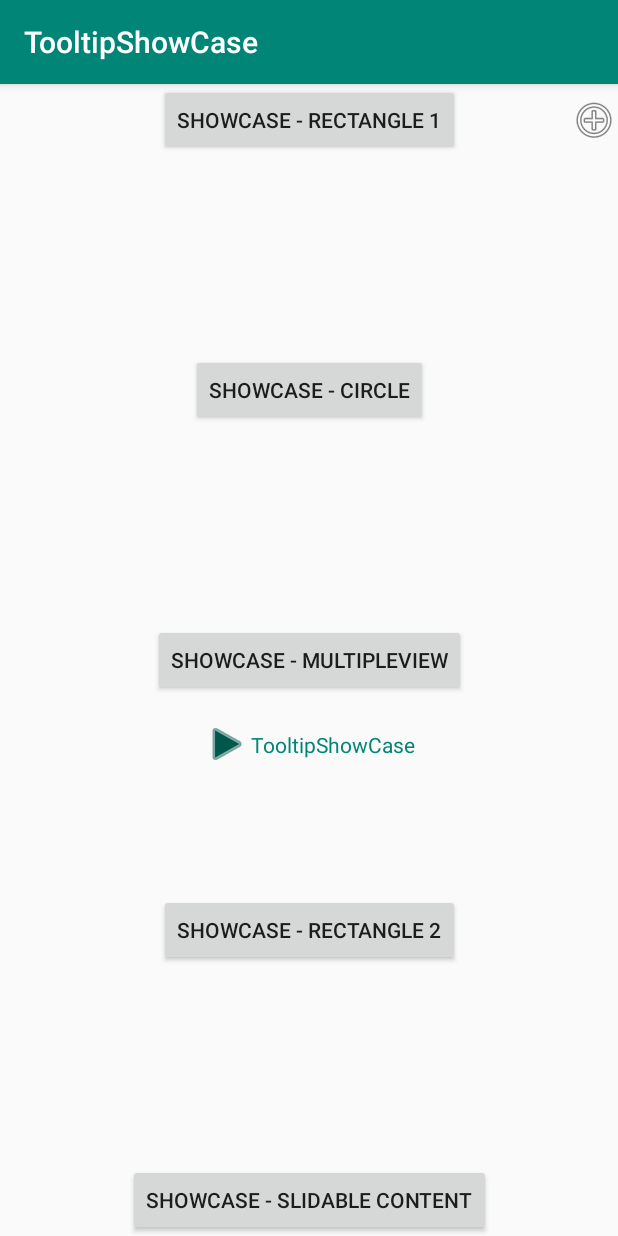
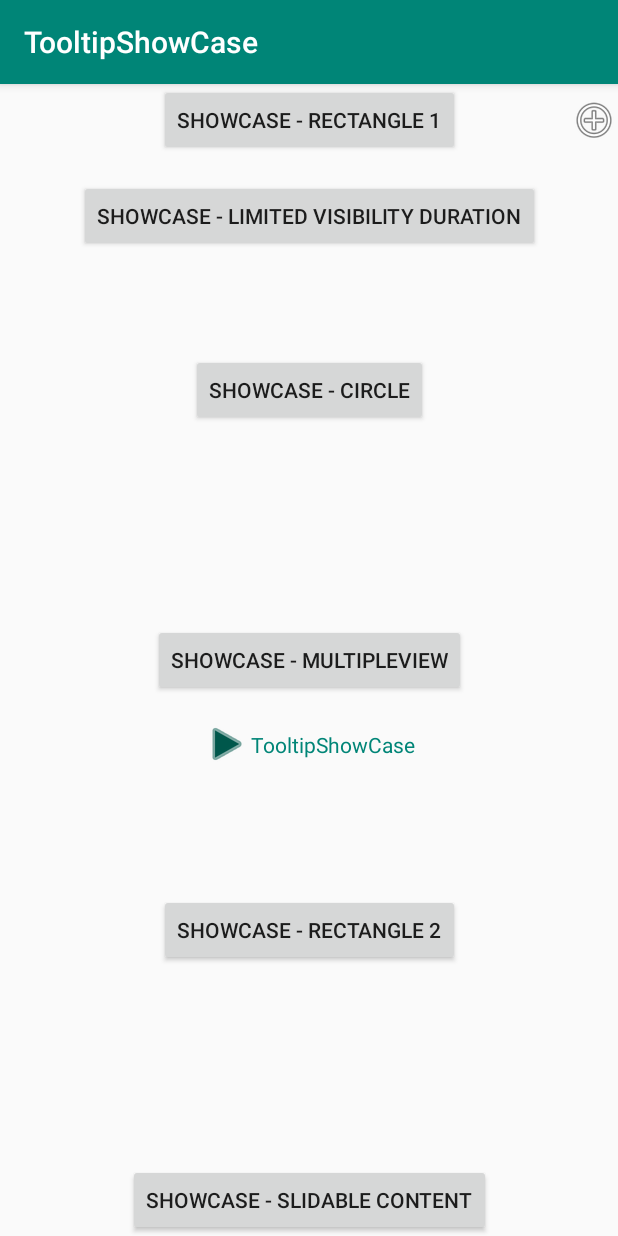
Before and after one commit to bilgehankalkan/showcase, an Android app: the screen it shows after launch (MainActivity), on a phone screen of 412 x 824 dp. Run offline under Robolectric (Android 15) with nearby library versions, the phone set to English and light mode, and no system bars.

Commit message:
Add sample for testing vanishing showcase

```diff
--- a/sample/src/main/res/layout/fragment_sample.xml
+++ b/sample/src/main/res/layout/fragment_sample.xml
@@ -17,6 +17,16 @@
         app:layout_constraintStart_toStartOf="parent"
         app:layout_constraintTop_toTopOf="parent"
         app:layout_constraintVertical_chainStyle="spread_inside" />
+
+    <Button
+        android:id="@+id/button_vanishing_showcase"
+        android:text="Showcase - limited visibility duration"
+        app:layout_constraintTop_toBottomOf="@id/button_top"
+        app:layout_constraintStart_toStartOf="parent"
+        app:layout_constraintEnd_toEndOf="parent"
+        android:layout_marginTop="@dimen/showcase_margin_16dp"
+        android:layout_width="wrap_content"
+        android:layout_height="wrap_content"/>
 
     <ImageView
         android:id="@+id/image_top"
```
Also changed, not shown: sample/src/main/java/com/trendyol/sample/SampleFragment.kt (+12 -0 lines).
